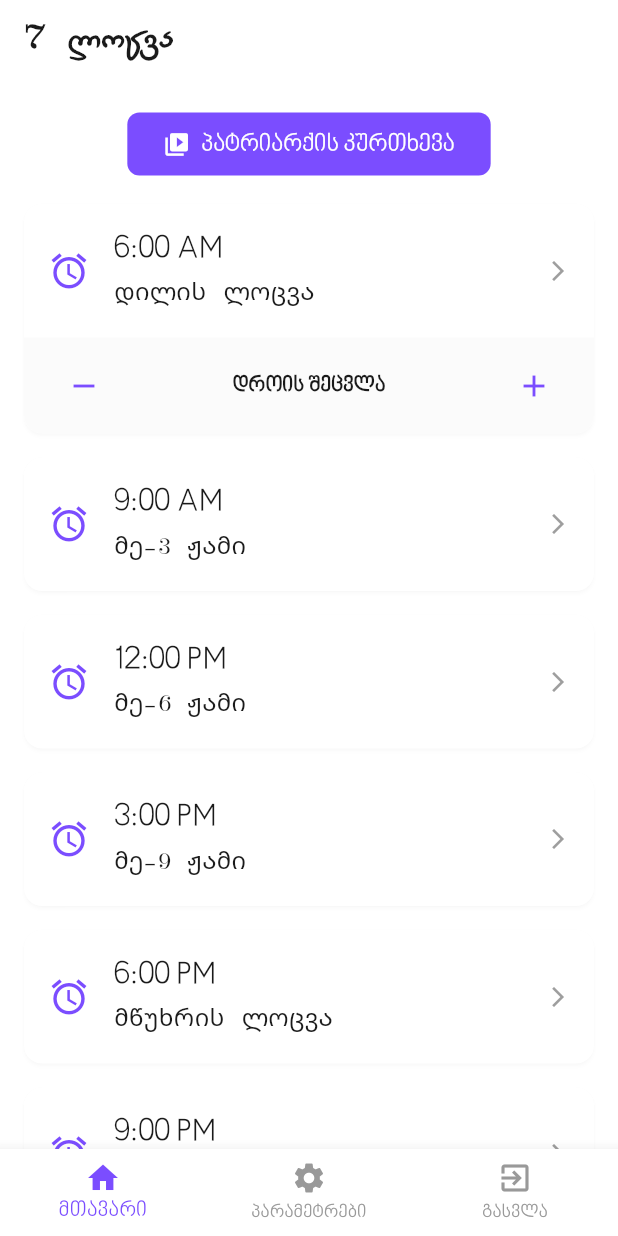
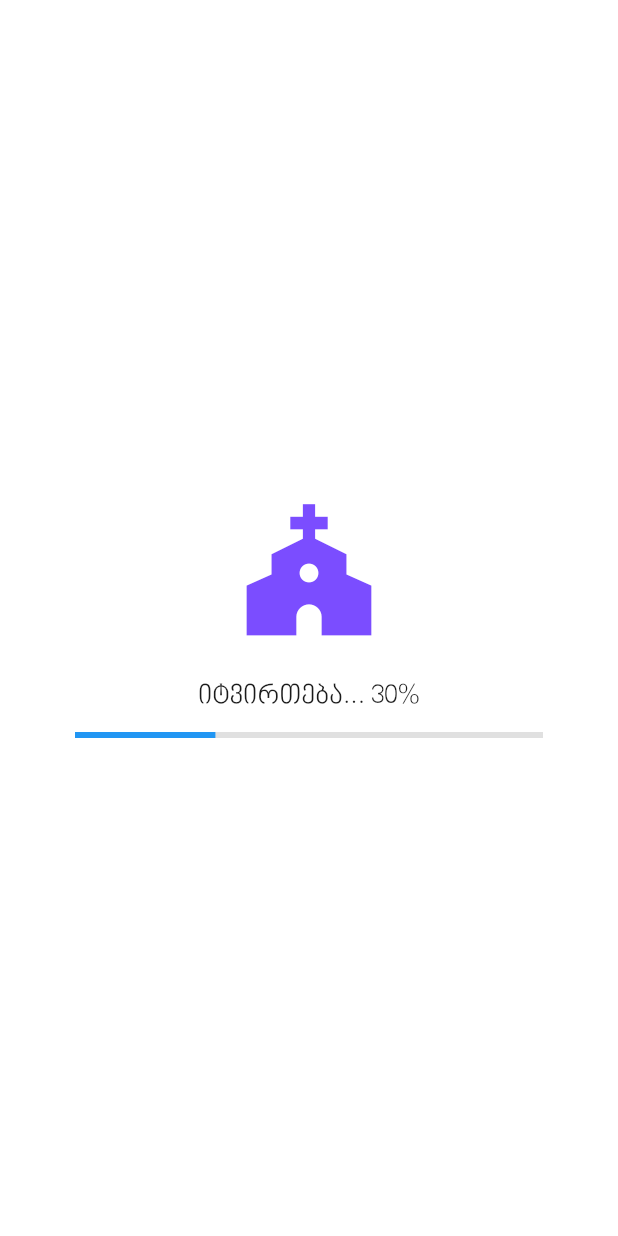
Before and after one commit to radiolagames-hub/7locva, a Flutter app: the first screen one second after launch, on a phone screen of 412 x 824 dp. Run offline on Flutter 3.47's test engine with Material 3 defaults, Android fonts, the light colour scheme and no system bars; our stand-ins replace audioplayers, awesome_notifications, permission_handler, shared_preferences, timezone, video_player.

Commit message:
feat: Implement splash screen and fix theme issues

```diff
--- a/lib/main.dart
+++ b/lib/main.dart
@@ -9,6 +9,7 @@ import 'package:myapp/services/notification_controller.dart';
 import 'package:myapp/controllers/settings_controller.dart';
 import 'package:myapp/services/settings_service.dart';
 import 'package:myapp/alarm_page.dart';
+import 'package:myapp/pages/splash_screen.dart';
 
 final GlobalKey<NavigatorState> navigatorKey = GlobalKey<NavigatorState>();
 
@@ -194,7 +195,7 @@ class MyApp extends StatelessWidget {
           theme: lightTheme,
           darkTheme: darkTheme,
           themeMode: settingsController.themeMode,
-          home: const HomeScreen(),
+          home: const SplashScreen(),
           routes: {
             '/alarm': (context) {
               final int alarmId =
--- a/lib/pages/home_screen.dart
+++ b/lib/pages/home_screen.dart
@@ -208,7 +208,7 @@ class _HomeScreenState extends State<HomeScreen> {
                         padding: const EdgeInsets.all(16.0),
                         child: Row(
                           children: [
-                            Icon(Icons.alarm, color: theme.primaryColor, size: 28),
+                            Icon(Icons.alarm, color: theme.brightness == Brightness.dark ? Colors.white : theme.primaryColor, size: 28),
                             const SizedBox(width: 16.0),
                             Expanded(
                               child: Column(
--- /dev/null
+++ b/lib/pages/splash_screen.dart
@@ -0,0 +1,66 @@
+
+import 'dart:async';
+import 'package:flutter/material.dart';
+import 'package:myapp/pages/home_screen.dart';
+
+class SplashScreen extends StatefulWidget {
+  const SplashScreen({super.key});
+
+  @override
+  State<SplashScreen> createState() => _SplashScreenState();
+}
+
+class _SplashScreenState extends State<SplashScreen> {
+  double _progress = 0.0;
+
+  @override
+  void initState() {
+    super.initState();
+    _startLoading();
+  }
+
+  void _startLoading() {
+    Timer.periodic(const Duration(milliseconds: 30), (timer) {
+      setState(() {
+        if (_progress >= 1.0) {
+          timer.cancel();
+          Navigator.pushReplacement(
+            context,
+            MaterialPageRoute(builder: (context) => const HomeScreen()),
+          );
+        } else {
+          _progress += 0.01;
+        }
+      });
+    });
+  }
+
+  @override
+  Widget build(BuildContext context) {
+    return Scaffold(
+      body: Center(
+        child: Column(
+          mainAxisAlignment: MainAxisAlignment.center,
+          children: [
+            // You can replace this with your app's logo
+            const Icon(Icons.church, size: 100),
+            const SizedBox(height: 20),
+            Text(
+              'იტვირთება... ${(_progress * 100).toStringAsFixed(0)}%',
+              style: const TextStyle(fontSize: 18, fontFamily: 'BpgNinoMtavruli'),
+            ),
+            const SizedBox(height: 10),
+            Padding(
+              padding: const EdgeInsets.symmetric(horizontal: 50.0),
+              child: LinearProgressIndicator(
+                value: _progress,
+                backgroundColor: Colors.grey[300],
+                valueColor: const AlwaysStoppedAnimation<Color>(Colors.blue),
+              ),
+            ),
+          ],
+        ),
+      ),
+    );
+  }
+}
```
Also changed, not shown: 1 other file.
